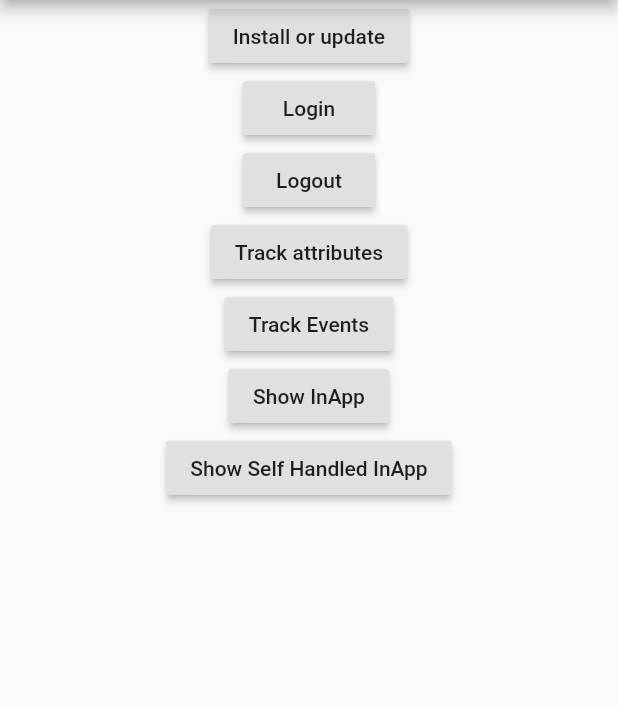
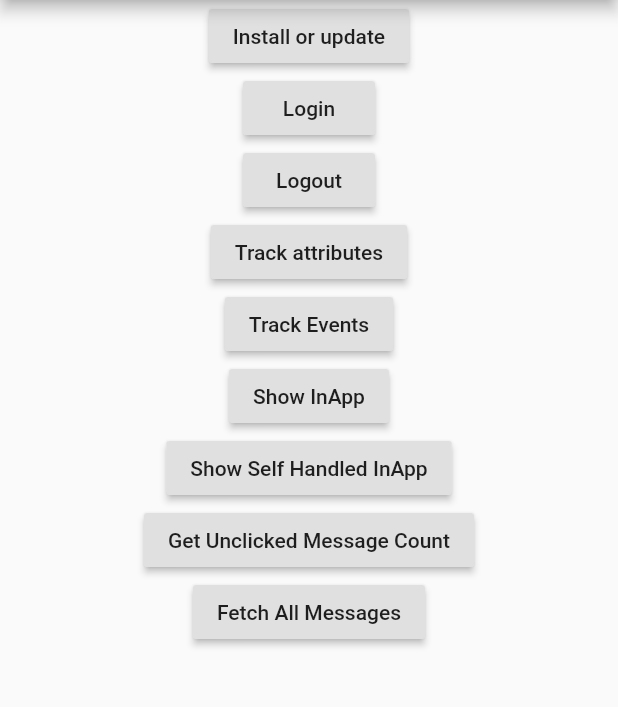
Before and after one commit to vipinmoe/FlutterDemoApp, a Flutter app: the screen it shows after launch, on a phone screen of 412 x 824 dp, the part 84-791 px from its top. Run offline on Flutter 3.47's test engine with Material 2 defaults, Android fonts, the phone set to English and light mode, and no system bars; our stand-ins replace package_info, shared_preferences; missing offline and left inert: moengage_flutter, moengage_inbox.

Commit message:
add inbox

```diff
--- a/lib/main.dart
+++ b/lib/main.dart
@@ -1,3 +1,5 @@
+import 'dart:async';
+
 import 'package:flutter/material.dart';
 import 'package:moengage_flutter/app_status.dart';
 import 'package:moengage_flutter/gender.dart';
@@ -6,9 +8,9 @@ import 'package:moengage_flutter/inapp_campaign.dart';
 import 'package:moengage_flutter/moengage_flutter.dart';
 import 'package:moengage_flutter/properties.dart';
 import 'package:moengage_flutter/push_campaign.dart';
+import 'package:moengage_inbox/inbox_data.dart';
+import 'package:moengage_inbox/moengage_inbox.dart';
 import 'package:package_info/package_info.dart';
-import 'dart:async';
-
 import 'package:shared_preferences/shared_preferences.dart';
 
 void main() {
@@ -23,6 +25,7 @@ class MyApp extends StatefulWidget {
 
 class _MyAppState extends State<MyApp> {
   final MoEngageFlutter _moengagePlugin = MoEngageFlutter();
+  final MoEngageInbox _moEngageInbox = MoEngageInbox();
 
   PackageInfo _packageInfo = PackageInfo(
     appName: 'Unknown',
@@ -41,8 +44,7 @@ class _MyAppState extends State<MyApp> {
         onInAppShown: _onInAppShown,
         onInAppDismiss: _onInAppDismiss,
         onInAppCustomAction: _onInAppCustomAction,
-        onInAppSelfHandle: _onInAppSelfHandle
-    );
+        onInAppSelfHandle: _onInAppSelfHandle);
     _initPackageInfo();
   }
 
@@ -117,11 +119,29 @@ class _MyAppState extends State<MyApp> {
                     _moengagePlugin.showInApp();
                   },
                   child: Text("Show InApp"),
-                ), RaisedButton(
+                ),
+                RaisedButton(
                   onPressed: () {
                     _moengagePlugin.getSelfHandledInApp();
                   },
                   child: Text("Show Self Handled InApp"),
+                ),
+                RaisedButton(
+                  onPressed: () async {
+                    int count = await _moEngageInbox.getUnClickedCount();
+                    print("Unclicked Message Count " + count.toString());
+                  },
+                  child: Text("Get Unclicked Message Count"),
+                ),
+                RaisedButton(
+                  onPressed: () async {
+                    InboxData data = await _moEngageInbox.fetchAllMessages();
+                    print("messages: " + data.toString());
+                    for (final message in data.messages) {
+                      print(message.toString());
+                    }
+                  },
+                  child: Text("Fetch All Messages"),
                 ),
               ],
             ),
@@ -180,5 +200,7 @@ class _MyAppState extends State<MyApp> {
 
   void _onInAppSelfHandle(InAppCampaign message) {
     print("_onInAppSelfHandle() : Payload " + message.toString());
+    _moengagePlugin.selfHandledShown(message);
+    _moengagePlugin.selfHandledDismissed(message);
   }
 }
--- a/pubspec.yaml
+++ b/pubspec.yaml
@@ -26,6 +26,7 @@ dependencies:
   moengage_flutter: ^2.0.1
   shared_preferences: ^0.5.12+4
   package_info: ^0.4.3+2
+  moengage_inbox: ^1.0.1
 
   # The following adds the Cupertino Icons font to your application.
   # Use with the CupertinoIcons class for iOS style icons.
```
Also changed, not shown: pubspec.lock, 1 other file.
